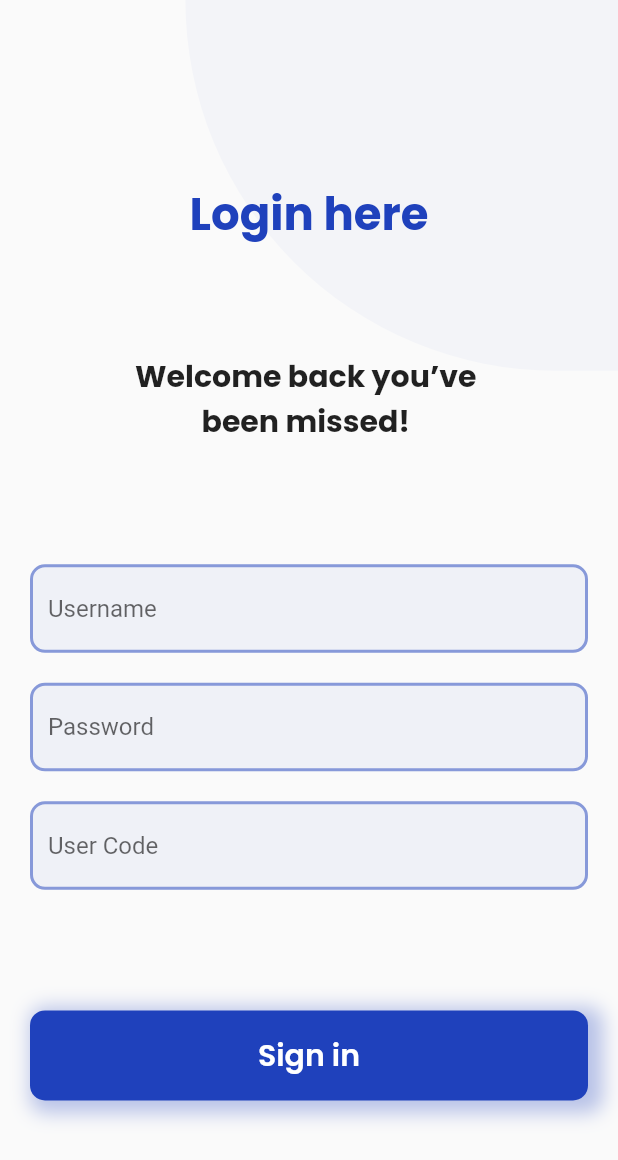
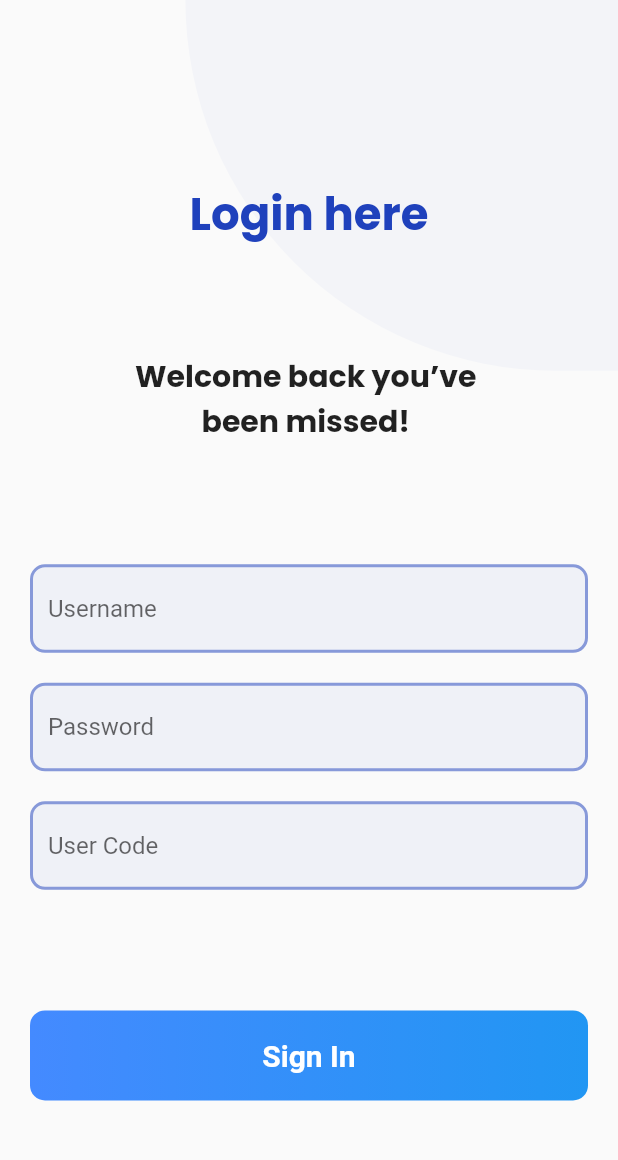
Before and after one commit to DOJYDOMINIC/order_master, a Flutter app: the screen it shows after launch, on a phone screen of 412 x 824 dp. Shown: the top 1160 px of the screen. Run offline on Flutter 3.47's test engine with Material 2 defaults, Android fonts, the phone set to English and light mode, and no system bars; our stand-ins replace flutter_typeahead, google_fonts; accounts and stored records are empty.

Commit message:
29/09/2023

```diff
--- a/lib/const.dart
+++ b/lib/const.dart
@@ -2,8 +2,7 @@
 import 'package:flutter/material.dart';
 import 'package:google_fonts/google_fonts.dart';
 
-final b_w_p = GoogleFonts.poppins(fontWeight:FontWeight.w500
-    ,fontSize: 25,color:Colors.white);
+final b_w_p = GoogleFonts.poppins(fontWeight:FontWeight.w500,fontSize: 25,color:Colors.white);
 final button_home = GoogleFonts.poppins(fontWeight:FontWeight.w600,fontSize: 20,color: Colors.black);
 final smallbutton = GoogleFonts.poppins(fontSize: 14,color: Colors.white);
 final Color app_color = Color.fromARGB(255, 31, 65, 188);
--- /dev/null
+++ b/lib/service/apis.dart
@@ -0,0 +1,3 @@
+
+
+const api =  'http://ordereasy.000.pe';
--- a/lib/view/login.dart
+++ b/lib/view/login.dart
@@ -1,8 +1,11 @@
+import 'dart:convert';
+
 import 'package:flutter/material.dart';
 import 'package:google_fonts/google_fonts.dart';
 import 'package:order_master/widget/main_fields.dart';
 import '../const.dart';
-import 'home_screen.dart';
+import '../service/apis.dart';
+import 'package:http/http.dart' as http;
 
 class Login extends StatefulWidget {
   const Login({super.key});
@@ -11,11 +14,50 @@ class Login extends StatefulWidget {
   State<Login> createState() => _LoginState();
 }
 
+bool isPressed = false;
+String? username;
+String? password;
+String? usercode;
+
+Future<void> Loginapi(// String username,
+    // String password,
+    // String usercode,
+    ) async {
+  try {
+    final response = await http.post(Uri.parse('${api}/?username=qwerty'));
+// http://ordereasy.000.pe/?i=1
+//   &password=romario@123&usercode=romi
+    // final response = await http.post(
+    //   uri,
+    //   body: {
+    //     'username': username,
+    //     'password': password,
+    //     'usercode': usercode,
+    //   },
+    // );
+
+    if (response.statusCode == 200) {
+      // Successful response
+      final Map<String, dynamic> data = json.decode(response.body);
+      // Handle the response data as needed
+      print('Login Success');
+    } else {
+      // Error response
+      print('Error: ${response.statusCode}');
+    }
+  } catch (e) {
+    // Handle exceptions
+    print('Error: $e');
+  }
+}
+
 class _LoginState extends State<Login> {
+  final _formKey = GlobalKey<FormState>();
 
   TextEditingController _username = TextEditingController();
   TextEditingController _password = TextEditingController();
-  TextEditingController  _usercode= TextEditingController();
+  TextEditingController _usercode = TextEditingController();
+
   @override
   Widget build(BuildContext context) {
     return GestureDetector(
@@ -26,7 +68,9 @@ class _LoginState extends State<Login> {
       },
       child: Scaffold(
         // resizeToAvoidBottomInset: false,
-        body: Stack(
+        body: Form(
+          key: _formKey,
+          child: Stack(
             children: [
               Row(
                 mainAxisAlignment: MainAxisAlignment.end,
@@ -80,45 +124,75 @@ class _LoginState extends State<Login> {
                           TextFieldOne(
                             hinttext: 'Username',
                             controller: _username,
-                          obsecuretxt: false, onchange: (value) {  },
+                            obsecuretxt: false,
+                            onchange: (value) {
+                              username = value;
+                            },
                           ),
                           TextFieldOne(
                             hinttext: 'Password',
                             controller: _password,
-                          obsecuretxt: true, onchange: (value) {  },
+                            obsecuretxt: true,
+                            onchange: (value) {
+                              password = value;
+                            },
                           ),
                           TextFieldOne(
                             hinttext: 'User Code',
                             controller: _usercode,
-                          obsecuretxt: false, onchange: (value) {  },
+                            obsecuretxt: false,
+                            onchange: (value) {
+                              usercode = value;
+                            },
                           ),
                         ],
                       ),
-                    GestureDetector(
+                      InkWell(
                         onTap: () {
-                        Navigator.push(context, MaterialPageRoute(builder: (context) => HomePage(),));
+                          setState(() {
+                            if (_formKey.currentState!.validate()) {
+                              isPressed = !isPressed;
+                              Loginapi();
+                            }
+                          });
                         },
-                      child: Container(
+                        child: AnimatedContainer(
+                          duration: Duration(milliseconds: 300),
                           height: 60,
                           decoration: BoxDecoration(
-                          boxShadow: [
+                            borderRadius: BorderRadius.circular(10),
+                            gradient: isPressed
+                                ? LinearGradient(
+                                    begin: Alignment.centerLeft,
+                                    end: Alignment.centerRight,
+                                    colors: [Colors.blue, Colors.blueAccent],
+                                  )
+                                : LinearGradient(
+                                    begin: Alignment.centerLeft,
+                                    end: Alignment.centerRight,
+                                    colors: [Colors.blueAccent, Colors.blue],
+                                  ),
+                            boxShadow: isPressed
+                                ? [
                                     BoxShadow(
-                              color: Color.fromARGB(255, 31, 65, 188)
-                                  .withOpacity(.3),
-                              spreadRadius: 5,
-                              blurRadius: 10,
-                              offset: Offset(5, 3),
+                                      color: Colors.black26,
+                                      spreadRadius: 1,
+                                      blurRadius: 5,
+                                      offset: Offset(2, 2),
+                                    ),
+                                  ]
+                                : [
+                                    BoxShadow(
+                                      color: Colors.transparent,
                                     ),
                                   ],
-                          color: app_color,
-                          borderRadius: BorderRadius.circular(10),
                           ),
                           child: Center(
                             child: Text(
-                            'Sign in',
-                            style: GoogleFonts.poppins(
+                              'Sign In',
+                              style: TextStyle(
+                                fontSize: 20,
                                 fontWeight: FontWeight.w600,
-                              fontSize: 20,
                                 color: Colors.white,
                               ),
                             ),
@@ -132,6 +206,7 @@ class _LoginState extends State<Login> {
             ],
           ),
         ),
+      ),
     );
   }
 }
--- a/pubspec.yaml
+++ b/pubspec.yaml
@@ -38,6 +38,8 @@ dependencies:
   google_fonts: ^6.1.0
   provider: ^6.0.5
   flutter_typeahead: ^4.7.0
+  http: ^1.1.0
+  shared_preferences: ^2.2.1
 
 dev_dependencies:
   flutter_test:
@@ -77,6 +79,7 @@ flutter:
   # "family" key with the font family name, and a "fonts" key with a
   # list giving the asset and other descriptors for the font. For
   # example:
+
   # fonts:
   #   - family: Schyler
   #     fonts:
```
Also changed, not shown: pubspec.lock. Lines whose indentation alone changed are shown as unchanged.
